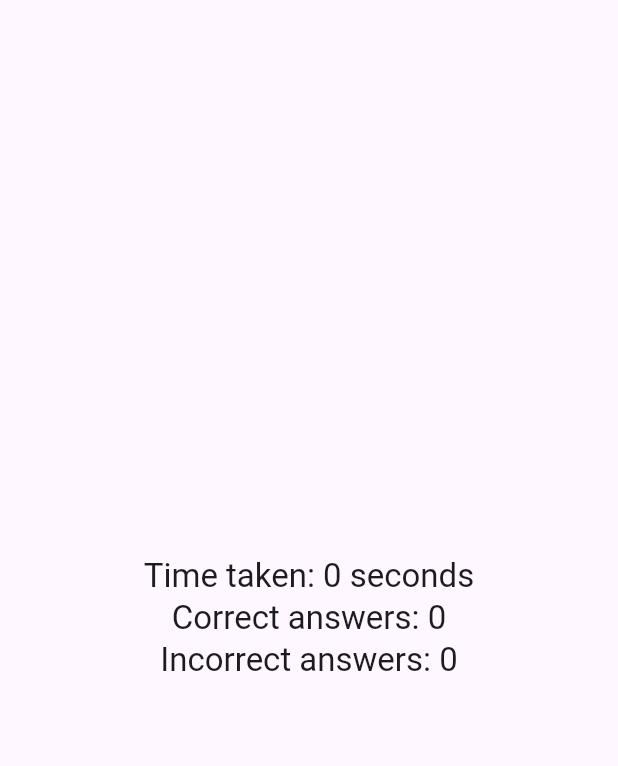
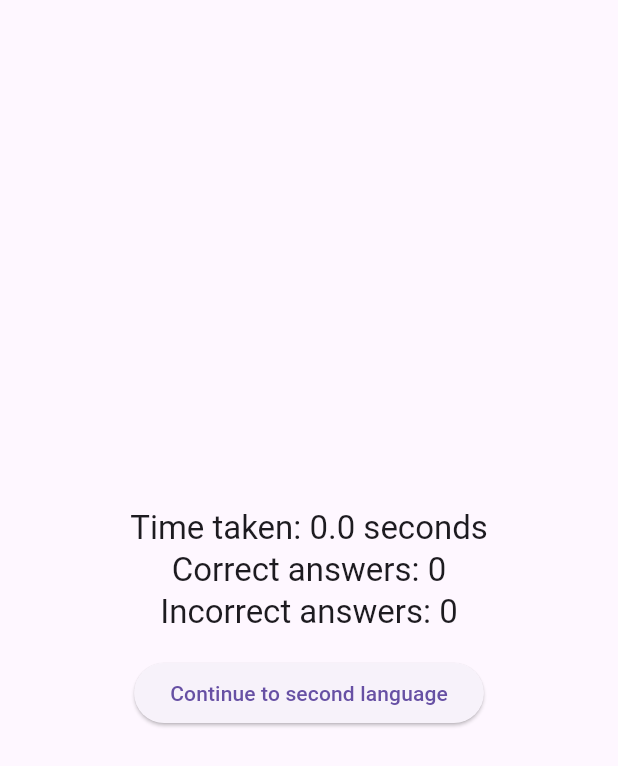
Before and after one commit to katarinasokcevic/StroopEffect, a Flutter app: the ResultPage screen opened directly with empty values, on a phone screen of 412 x 824 dp. Shown: the top 766 px of the screen. Run offline on Flutter 3.47's test engine with Material 3 defaults, Android fonts, the phone set to English and light mode, and no system bars; our stand-ins replace firebase_auth, firebase_core, firebase_storage; accounts and stored records are empty.

Commit message:
Mjenja jezike

```diff
--- a/lib/pages/result.dart
+++ b/lib/pages/result.dart
@@ -1,7 +1,9 @@
 import 'package:flutter/material.dart';
 
+import 'game.dart';
+
 class ResultPage extends StatelessWidget {
-  final int timeTaken;
+  final double timeTaken;
   final int correctAnswers;
   final int incorrectAnswers;
   final int correctAnswers2;
@@ -28,6 +30,17 @@ class ResultPage extends StatelessWidget {
               'Incorrect answers: $incorrectAnswers',
               style: Theme.of(context).textTheme.headline6,
             ),
+            SizedBox(height: 16), // Add some spacing
+            ElevatedButton(
+              onPressed: () {
+                // Navigate to the Game page
+                Navigator.pushReplacement(
+                  context,
+                  MaterialPageRoute(builder: (context) => GamePage()), // Replace with your actual Game page
+                );
+              },
+              child: Text('Continue to second language'),
+            ),
           ],
         ),
       ),
```
Also changed, not shown: lib/pages/game.dart (+48 -32 lines).
